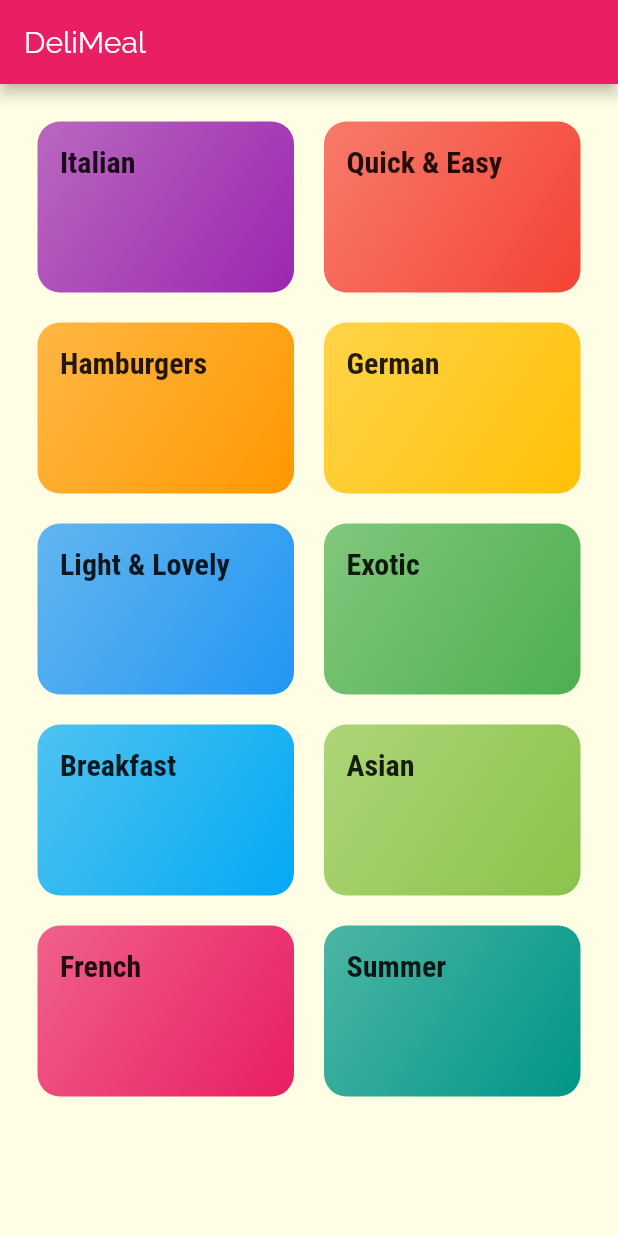
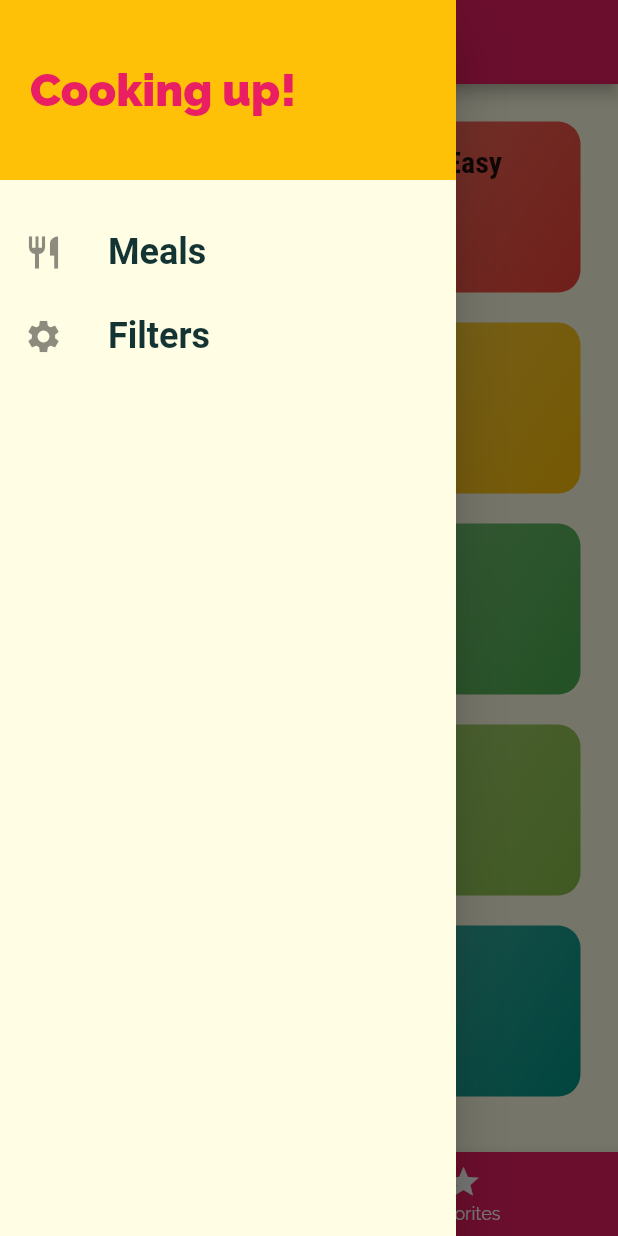
Before and after one commit to ionutmurgu11/meal_app, a Flutter app: the screen it shows after launch, with the side drawer open (before the commit the screen has no drawer), on a phone screen of 412 x 824 dp. Run offline on Flutter 3.47's test engine with Material 2 defaults, Android fonts, the phone set to English and light mode, and no system bars; Roboto replaces fonts that are missing (RobototCondensed).

Commit message:
Added a bottom navigation bar which shows Categories and Favorites and a drawer widget.

```diff
--- a/lib/main.dart
+++ b/lib/main.dart
@@ -1,6 +1,7 @@
 import 'package:flutter/material.dart';
 import 'screens/meal_detail_screen.dart';
 
+import './screens/tabs_screen.dart';
 import './screens/categories_screen.dart';
 import './screens/category_meals_screen.dart';
 
@@ -35,7 +36,7 @@ class MyApp extends StatelessWidget {
       // home: CategoriesScreen(),
       initialRoute: '/',
       routes: {
-        '/': (ctx) => CategoriesScreen(),
+        '/': (ctx) => TabsScreen(),
         CategoryMealsScreen.routeName: (ctx) => CategoryMealsScreen(),
         MealDetailScreen.routeName: (ctx) => MealDetailScreen(),
       },
--- a/lib/screens/categories_screen.dart
+++ b/lib/screens/categories_screen.dart
@@ -7,11 +7,7 @@ import '../data/dummy_data.dart';
 class CategoriesScreen extends StatelessWidget {
   @override
   Widget build(BuildContext context) {
-    return Scaffold(
-      appBar: AppBar(
-        title: const Text('DeliMeal'),
-      ),
-      body: GridView(
+    return GridView(
       padding: const EdgeInsets.all(25),
       children: DUMMY_CATEGORIES
           .map(
@@ -28,7 +24,6 @@ class CategoriesScreen extends StatelessWidget {
         crossAxisSpacing: 20,
         mainAxisSpacing: 20,
       ),
-      ),
     );
   }
 }
--- /dev/null
+++ b/lib/screens/favorites_screen.dart
@@ -0,0 +1,8 @@
+import 'package:flutter/material.dart';
+
+class FavoritesScreen extends StatelessWidget {
+  @override
+  Widget build(BuildContext context) {
+    return Text('Favorites');
+  }
+}
--- /dev/null
+++ b/lib/screens/tabs_screen.dart
@@ -0,0 +1,61 @@
+import 'package:flutter/material.dart';
+import '../widgets/main_drawer.dart';
+import './favorites_screen.dart';
+import './categories_screen.dart';
+
+class TabsScreen extends StatefulWidget {
+  @override
+  _TabsScreenState createState() => _TabsScreenState();
+}
+
+class _TabsScreenState extends State<TabsScreen> {
+  final List<Map<String, Object>> _pages = [
+    {
+      'page': CategoriesScreen(),
+      'title': 'Categories',
+    },
+    {
+      'page': FavoritesScreen(),
+      'title': 'Your favorites',
+    },
+  ];
+
+  int _selectedPageIndex = 0;
+
+  void _selectPage(int index) {
+    setState(() {
+      _selectedPageIndex = index;
+    });
+  }
+
+  @override
+  Widget build(BuildContext context) {
+    return Scaffold(
+      appBar: AppBar(
+        title: Text(_pages[_selectedPageIndex]['title']),
+      ),
+      drawer: MainDrawer(),
+      body: _pages[_selectedPageIndex]['page'],
+      bottomNavigationBar: BottomNavigationBar(
+        onTap: _selectPage,
+        backgroundColor: Theme.of(context).primaryColor,
+        unselectedItemColor: Colors.white,
+        selectedItemColor: Theme.of(context).accentColor,
+        currentIndex: _selectedPageIndex,
+        // type: BottomNavigationBarType.shifting,
+        items: [
+          BottomNavigationBarItem(
+            backgroundColor: Theme.of(context).primaryColor,
+            icon: Icon(Icons.category),
+            label: 'Categories',
+          ),
+          BottomNavigationBarItem(
+            backgroundColor: Theme.of(context).primaryColor,
+            icon: Icon(Icons.star),
+            label: 'Favorites',
+          ),
+        ],
+      ),
+    );
+  }
+}
--- /dev/null
+++ b/lib/widgets/main_drawer.dart
@@ -0,0 +1,53 @@
+import 'package:flutter/material.dart';
+
+class MainDrawer extends StatelessWidget {
+  Widget buildListTile(String title, IconData icon) {
+    return ListTile(
+      leading: Icon(
+        icon,
+        size: 26,
+      ),
+      title: Text(
+        title,
+        style: TextStyle(
+          fontFamily: 'RobototCondensed',
+          fontSize: 24,
+          fontWeight: FontWeight.bold,
+        ),
+      ),
+      onTap: () {
+        // ...
+      },
+    );
+  }
+
+  @override
+  Widget build(BuildContext context) {
+    return Drawer(
+      child: Column(
+        children: <Widget>[
+          Container(
+            height: 120,
+            width: double.infinity,
+            padding: EdgeInsets.all(20),
+            alignment: Alignment.centerLeft,
+            color: Theme.of(context).accentColor,
+            child: Text(
+              'Cooking up!',
+              style: TextStyle(
+                fontWeight: FontWeight.w900,
+                fontSize: 30,
+                color: Theme.of(context).primaryColor,
+              ),
+            ),
+          ),
+          SizedBox(
+            height: 20,
+          ),
+          buildListTile('Meals', Icons.restaurant),
+          buildListTile('Filters', Icons.settings),
+        ],
+      ),
+    );
+  }
+}
```
Lines whose indentation alone changed are shown as unchanged.
